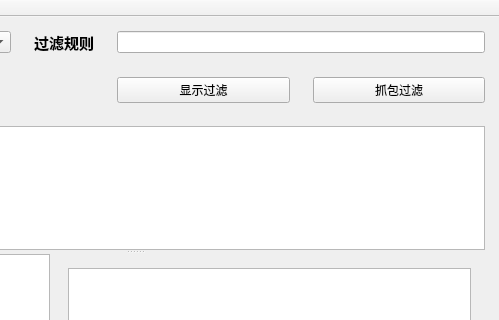
Before: the Qt Designer form mainwindow.ui in fonqL/sniffer, drawn with Qt 5; both pictures show x 229 to 728 and y 0 to 320 of the 728 by 602 pixel window.
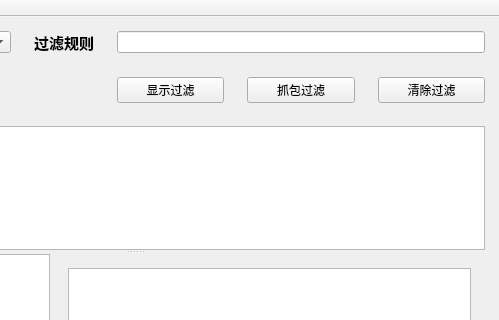
After: the same form once the commit is applied.

```diff
--- a/mainwindow.ui
+++ b/mainwindow.ui
@@ -82,6 +82,13 @@
             </property>
            </widget>
           </item>
+          <item>
+           <widget class="QPushButton" name="pushButton_7">
+            <property name="text">
+             <string>清除过滤</string>
+            </property>
+           </widget>
+          </item>
          </layout>
         </item>
        </layout>
```
